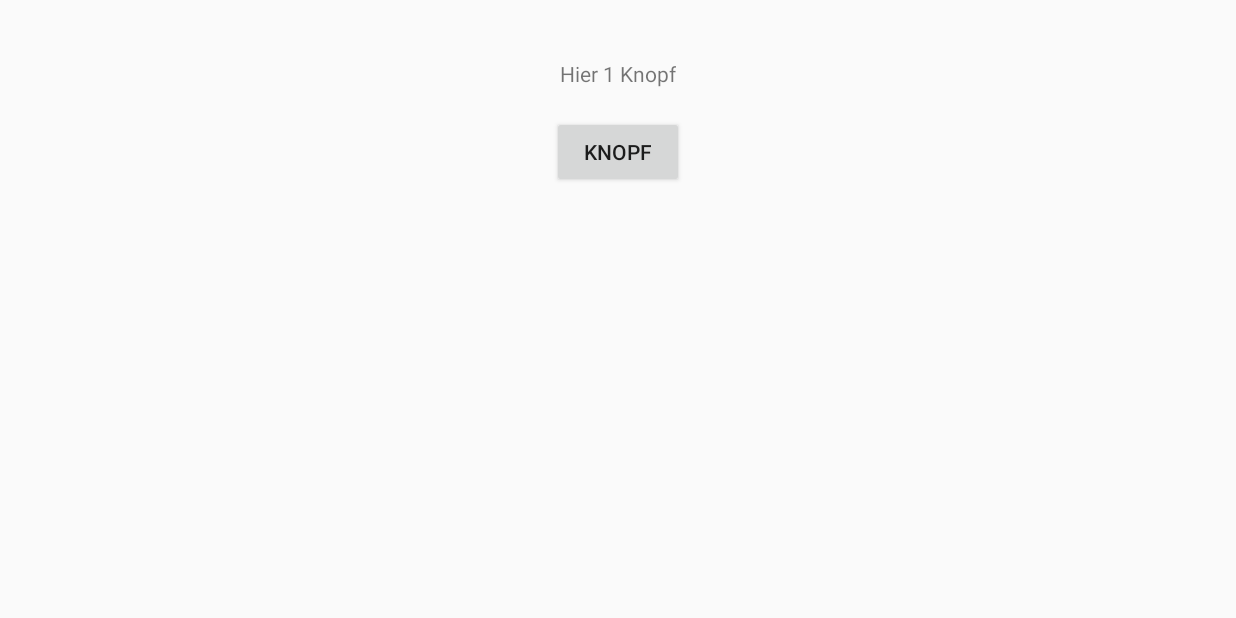
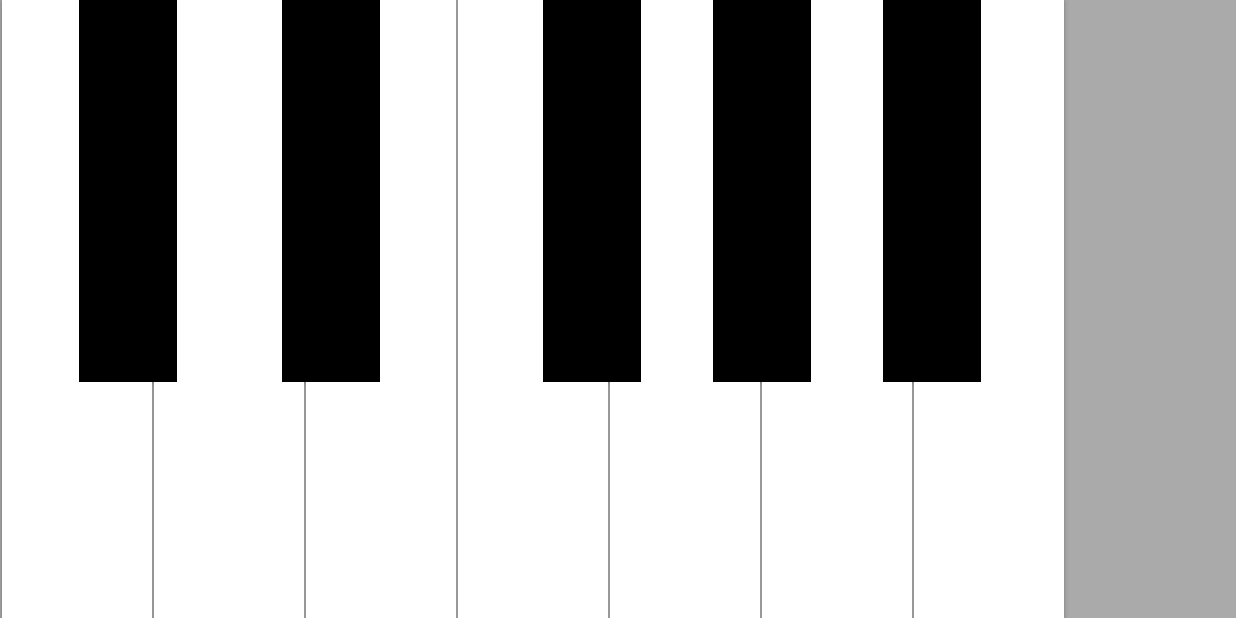
Before and after one commit to mario-ruoff/minimal-piano-native, an Android app: the screen it shows after launch (MainActivity), on a phone screen of 824 x 412 dp (held sideways). Run offline under Robolectric (Android 15) with nearby library versions, the phone set to English and light mode, and no system bars.

Commit message:
Add keys in constraintlayout

```diff
--- a/app/src/main/java/com/escape99/minimalpiano/MainActivity.kt
+++ b/app/src/main/java/com/escape99/minimalpiano/MainActivity.kt
@@ -9,7 +9,6 @@ import android.widget.Button
 
 class MainActivity : AppCompatActivity() {
 
-    private lateinit var headingButton: Button
     private lateinit var soundPool: SoundPool
     private var sound1: Int = 0
 
@@ -27,14 +26,14 @@ class MainActivity : AppCompatActivity() {
             .build()
         sound1 = soundPool.load(this, R.raw.acoustic_grand_piano_a3, 1)
 
-        headingButton = findViewById(R.id.headingButton)
 
-        headingButton.setOnTouchListener { view, motionEvent ->
-            if (motionEvent.action == MotionEvent.ACTION_DOWN) {
-                soundPool.play(sound1, 1F, 1F, 0, 0, 1F)
-            }
-            return@setOnTouchListener view.onTouchEvent(motionEvent)
-        }
+//        headingButton.setOnTouchListener { view, motionEvent ->
+//            if (motionEvent.action == MotionEvent.ACTION_DOWN) {
+//                soundPool.play(sound1, 1F, 1F, 0, 0, 1F)
+//            }
+//            return@setOnTouchListener view.onTouchEvent(motionEvent)
+//        }
+
 
     }
 
--- a/app/src/main/res/layout/activity_main.xml
+++ b/app/src/main/res/layout/activity_main.xml
@@ -4,29 +4,89 @@
     xmlns:tools="http://schemas.android.com/tools"
     android:layout_width="match_parent"
     android:layout_height="match_parent"
+    android:background="@android:color/darker_gray"
     tools:context=".MainActivity">
 
-    <TextView
-        android:id="@+id/headingText"
+    <androidx.constraintlayout.widget.Guideline
+        android:id="@+id/guideline"
         android:layout_width="wrap_content"
         android:layout_height="wrap_content"
-        android:text="Hier 1 Knopf"
-        app:layout_constraintBottom_toBottomOf="parent"
-        app:layout_constraintLeft_toLeftOf="parent"
-        app:layout_constraintRight_toRightOf="parent"
-        app:layout_constraintTop_toTopOf="parent"
-        app:layout_constraintVertical_bias="0.1" />
+        android:orientation="horizontal"
+        app:layout_constraintGuide_percent="0.618" />
+
+    <Button style="@style/WhiteKey"
+        android:id="@+id/c1"
+        app:layout_constraintStart_toStartOf="parent"
+        app:layout_constraintTop_toTopOf="parent" />
+
+    <Button style="@style/WhiteKey"
+        android:id="@+id/d1"
+        app:layout_constraintStart_toEndOf="@+id/c1"
+        app:layout_constraintTop_toTopOf="parent" />
+
+    <Button style="@style/WhiteKey"
+        android:id="@+id/e1"
+        app:layout_constraintStart_toEndOf="@+id/d1"
+        app:layout_constraintTop_toTopOf="parent" />
+
+    <Button style="@style/WhiteKey"
+        android:id="@+id/f1"
+        app:layout_constraintStart_toEndOf="@+id/e1"
+        app:layout_constraintTop_toTopOf="parent" />
+
+    <Button style="@style/WhiteKey"
+        android:id="@+id/g1"
+        app:layout_constraintStart_toEndOf="@+id/f1"
+        app:layout_constraintTop_toTopOf="parent" />
+
+    <Button style="@style/WhiteKey"
+        android:id="@+id/a1"
+        app:layout_constraintStart_toEndOf="@+id/g1"
+        app:layout_constraintTop_toTopOf="parent" />
+
+    <Button style="@style/WhiteKey"
+        android:id="@+id/b1"
+        app:layout_constraintStart_toEndOf="@+id/a1"
+        app:layout_constraintTop_toTopOf="parent" />
+
 
     <Button
-        android:id="@+id/headingButton"
-        android:layout_width="wrap_content"
-        android:layout_height="wrap_content"
-        android:text="Knopf"
-        app:layout_constraintBottom_toBottomOf="parent"
-        app:layout_constraintEnd_toEndOf="parent"
-        app:layout_constraintHorizontal_bias="0.5"
+        android:id="@+id/db1"
+        style="@style/BlackKey"
+        app:layout_constraintEnd_toEndOf="@+id/d1"
+        app:layout_constraintHorizontal_bias="0.375"
         app:layout_constraintStart_toStartOf="parent"
-        app:layout_constraintTop_toTopOf="parent"
-        app:layout_constraintVertical_bias="0.212" />
+        app:layout_constraintTop_toTopOf="parent" />
+
+    <Button
+        android:id="@+id/eb1"
+        style="@style/BlackKey"
+        app:layout_constraintEnd_toEndOf="@+id/e1"
+        app:layout_constraintHorizontal_bias="0.625"
+        app:layout_constraintStart_toStartOf="@+id/d1"
+        app:layout_constraintTop_toTopOf="parent" />
+
+    <Button
+        android:id="@+id/gb1"
+        style="@style/BlackKey"
+        app:layout_constraintEnd_toEndOf="@+id/f1"
+        app:layout_constraintHorizontal_bias="0.675"
+        app:layout_constraintStart_toStartOf="@+id/g1"
+        app:layout_constraintTop_toTopOf="parent" />
+
+    <Button
+        android:id="@+id/ab1"
+        style="@style/BlackKey"
+        app:layout_constraintEnd_toEndOf="@+id/g1"
+        app:layout_constraintStart_toStartOf="@+id/a1"
+        app:layout_constraintTop_toTopOf="parent" />
+
+    <Button
+        android:id="@+id/bb1"
+        style="@style/BlackKey"
+        app:layout_constraintEnd_toEndOf="@+id/a1"
+        app:layout_constraintHorizontal_bias="0.325"
+        app:layout_constraintStart_toStartOf="@+id/b1"
+        app:layout_constraintTop_toTopOf="parent" />
 
 </androidx.constraintlayout.widget.ConstraintLayout>
--- /dev/null
+++ b/app/src/main/res/values/styles.xml
@@ -0,0 +1,17 @@
+<?xml version="1.0" encoding="utf-8"?>
+<resources>
+    <style name="WhiteKey">
+        <item name="android:layout_width">100dp</item>
+        <item name="android:layout_height">0dp</item>
+        <item name="android:layout_marginStart">1dp</item>
+        <item name="android:background">@android:color/white</item>
+        <item name="layout_constraintBottom_toBottomOf">parent</item>
+    </style>
+    <style name="BlackKey">
+        <item name="android:layout_width">65dp</item>
+        <item name="android:layout_height">0dp</item>
+        <item name="android:layout_marginStart">1dp</item>
+        <item name="android:background">@android:color/black</item>
+        <item name="layout_constraintBottom_toTopOf">@+id/guideline</item>
+    </style>
+</resources>
```
